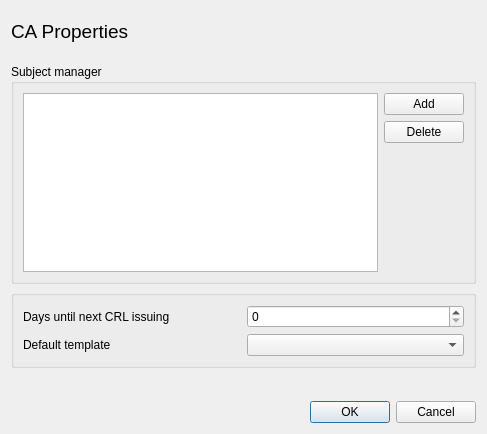
Above: ui/CaProperties.ui from chris2511/xca before the change. Below: the same form after it.
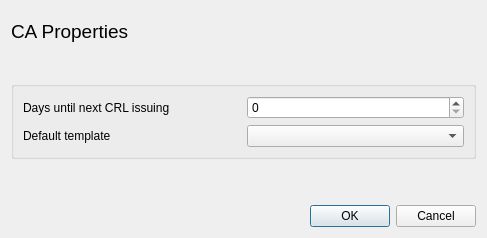
That is the form after the change. Custom widgets are drawn as their Qt base class.

```diff
--- a/ui/CaProperties.ui
+++ b/ui/CaProperties.ui
@@ -7,7 +7,7 @@
     <x>0</x>
     <y>0</y>
     <width>487</width>
-    <height>434</height>
+    <height>238</height>
    </rect>
   </property>
   <layout class="QVBoxLayout" name="verticalLayout_2">
@@ -81,49 +81,6 @@
      </property>
     </spacer>
    </item>
-   <item>
-    <widget class="QGroupBox" name="groupBox">
-     <property name="title">
-      <string>Subject manager</string>
-     </property>
-     <layout class="QHBoxLayout" name="horizontalLayout_2">
-      <item>
-       <widget class="kvView" name="subjectManager"/>
-      </item>
-      <item>
-       <layout class="QVBoxLayout" name="verticalLayout_5">
-        <item>
-         <widget class="QPushButton" name="extDNadd">
-          <property name="text">
-           <string>Add</string>
-          </property>
-         </widget>
-        </item>
-        <item>
-         <widget class="QPushButton" name="extDNdel">
-          <property name="text">
-           <string>Delete</string>
-          </property>
-         </widget>
-        </item>
-        <item>
-         <spacer name="verticalSpacer">
-          <property name="orientation">
-           <enum>Qt::Vertical</enum>
-          </property>
-          <property name="sizeHint" stdset="0">
-           <size>
-            <width>20</width>
-            <height>40</height>
-           </size>
-          </property>
-         </spacer>
-        </item>
-       </layout>
-      </item>
-     </layout>
-    </widget>
-   </item>
    <item>
     <widget class="QGroupBox" name="certName">
      <layout class="QVBoxLayout" name="verticalLayout">
@@ -177,15 +134,6 @@
   </layout>
  </widget>
  <customwidgets>
-  <customwidget>
-   <class>kvView</class>
-   <extends>QTableView</extends>
-   <header>widgets/kvView.h</header>
-   <slots>
-    <slot>addKvRow()</slot>
-    <slot>deleteCurrentRow()</slot>
-   </slots>
-  </customwidget>
   <customwidget>
    <class>itemComboTemp</class>
    <extends>QComboBox</extends>
```
Left out of the diff: 32 changed lines with no effect on the pictures.
